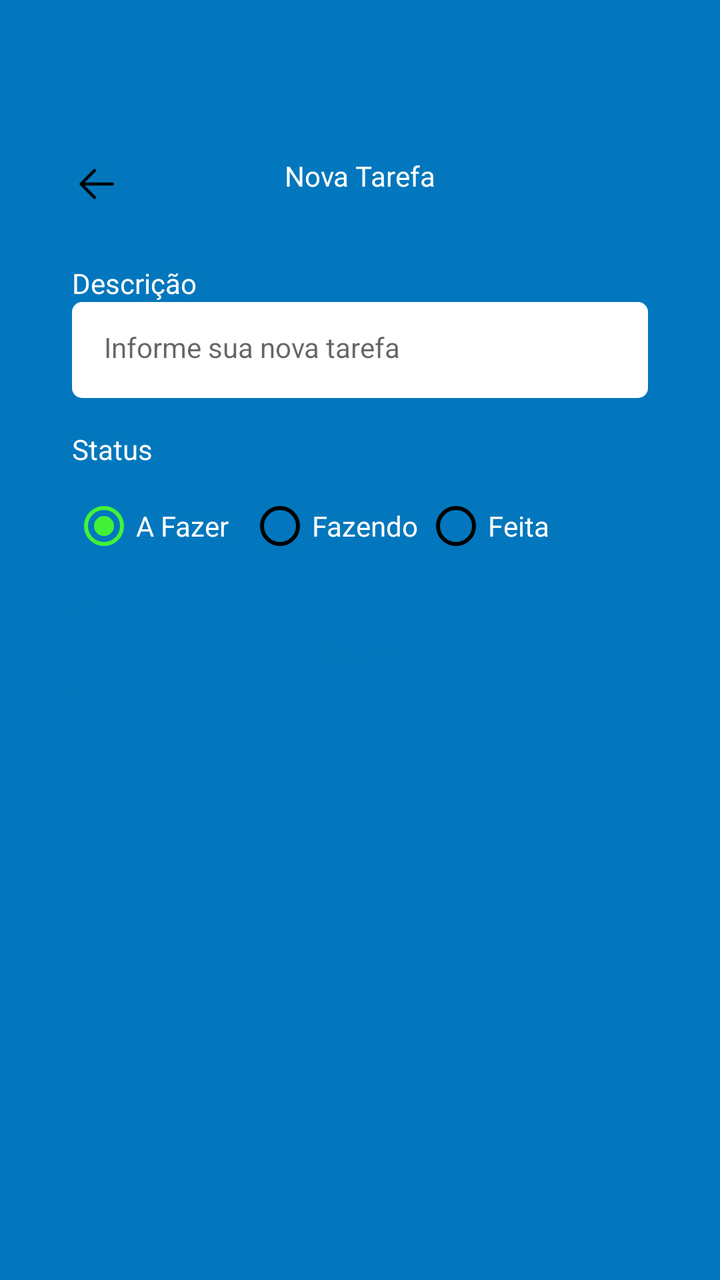
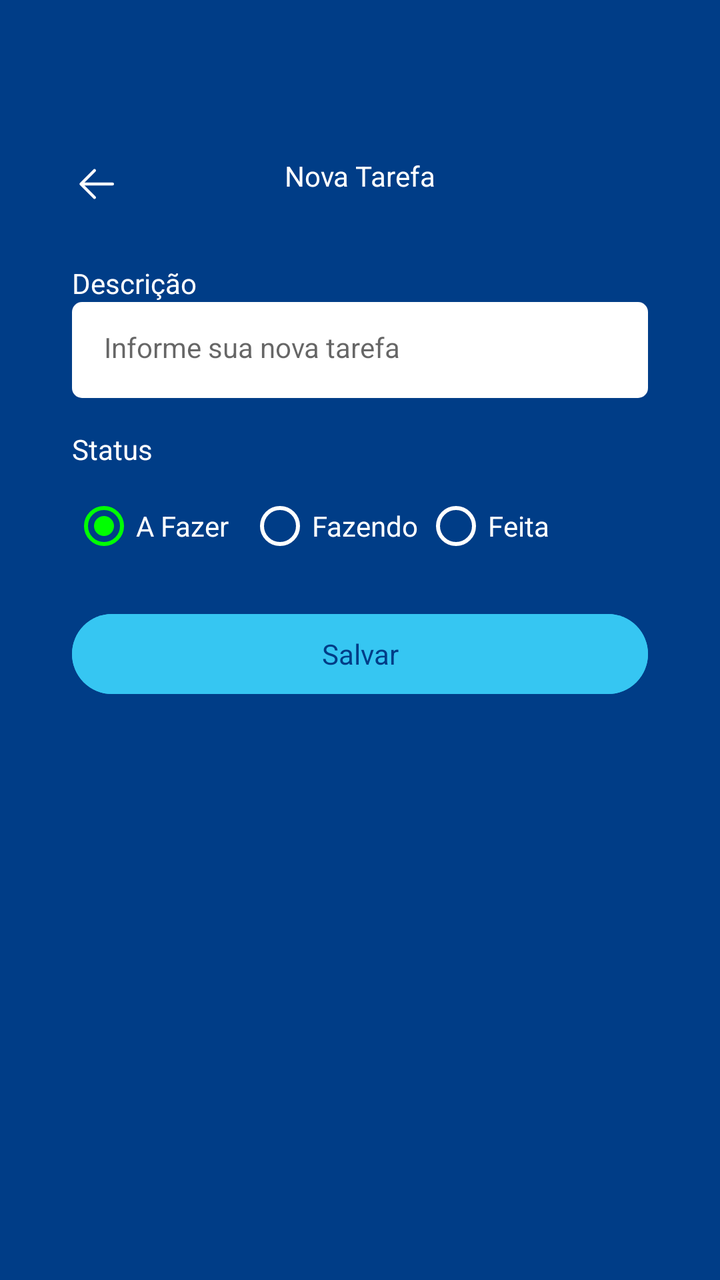

Two renders of the same Android screen: before a commit and after it. Below are the layout's source before the change and the commit's diff.
<!-- AndroidManifest.xml: application theme Theme.Atividade1 -->
<!-- res/layout/fragment_form_task.xml -->
<?xml version="1.0" encoding="utf-8"?>
<ScrollView
    xmlns:android="http://schemas.android.com/apk/res/android"
    xmlns:tools="http://schemas.android.com/tools"
    android:layout_width="match_parent"
    android:layout_height="match_parent"
    xmlns:app="http://schemas.android.com/apk/res-auto"
    tools:context="ui.FormTaskFragment"
    android:padding="20dp"
    android:fillViewport="true">
    <LinearLayout
        android:layout_width="match_parent"
        android:layout_height="wrap_content"
        android:orientation="vertical">

        <com.google.android.material.appbar.MaterialToolbar
            android:layout_width="match_parent"
            android:layout_height="wrap_content"
            android:id="@+id/toolbar"
            app:navigationIcon="@drawable/icback"
            android:paddingTop="40dp">

            <TextView
                android:layout_width="wrap_content"
                android:layout_height="wrap_content"
                android:text="Nova Tarefa"
                android:textColor="@color/white"
                android:layout_gravity="center_horizontal"/>

        </com.google.android.material.appbar.MaterialToolbar>

        <androidx.constraintlayout.widget.ConstraintLayout
            android:layout_width="match_parent"
            android:layout_height="match_parent"
            android:padding="16dp">

            <TextView
                android:id="@+id/textView"
                android:layout_width="wrap_content"
                android:layout_height="wrap_content"
                android:text="Descrição"
                android:textColor="@color/white"
                app:layout_constraintStart_toStartOf="parent"
                app:layout_constraintTop_toTopOf="parent" />

            <EditText
                android:id="@+id/editTextDescricao"
                android:layout_width="match_parent"
                android:layout_height="48dp"
                style="@style/EditTextTheme"
                android:hint="Informe sua nova tarefa"
                app:layout_constraintEnd_toEndOf="parent"
                app:layout_constraintStart_toStartOf="parent"
                app:layout_constraintTop_toBottomOf="@+id/textView"/>
            <TextView
                android:id="@+id/textViewStatus"
                android:layout_width="wrap_content"
                android:layout_height="wrap_content"
                android:layout_marginTop="16dp"
                android:text="Status"
                android:textColor="@color/white"
                app:layout_constraintStart_toStartOf="parent"
                app:layout_constraintTop_toBottomOf="@+id/editTextDescricao" />
            <RadioGroup
                android:layout_width="match_parent"
                android:layout_height="wrap_content"
                android:layout_marginTop="5dp"
                android:orientation="horizontal"
                android:id="@+id/radioGroup"
                app:layout_constraintEnd_toEndOf="parent"
                app:layout_constraintStart_toStartOf="parent"
                app:layout_constraintTop_toBottomOf="@id/textViewStatus">
                <RadioButton
                    android:layout_width="88dp"
                    android:layout_height="48dp"
                    android:id="@+id/rbTodo"
                    android:text="A Fazer"
                    android:checked="true"
                    android:theme="@style/MyRadioButton"
                    android:textColor="@color/white"/>
                <RadioButton
                    android:layout_width="88dp"
                    android:layout_height="48dp"
                    android:buttonTint="@color/black"
                    android:id="@+id/rbDoing"
                    android:text="Fazendo"
                    android:theme="@style/MyRadioButton"
                    android:textColor="@color/white"/>
                <RadioButton
                    android:layout_width="88dp"
                    android:layout_height="48dp"
                    android:buttonTint="@color/black"
                    android:id="@+id/rbDone"
                    android:text="Feita"
                    android:theme="@style/MyRadioButton"
                    android:textColor="@color/white"/>
            </RadioGroup>

            <com.google.android.material.button.MaterialButton
                android:id="@+id/buttonSave"
                android:layout_width="match_parent"
                android:layout_height="wrap_content"
                android:layout_marginTop="16dp"
                android:text="Salvar"
                style="@style/ButtonTheme"
                app:layout_editor_absoluteX="16dp"
                app:layout_editor_absoluteY="221dp"
                app:layout_constraintEnd_toEndOf="parent"
                app:layout_constraintStart_toStartOf="parent"
                app:layout_constraintTop_toBottomOf="@+id/radioGroup"/>

            <ProgressBar
                android:layout_width="wrap_content"
                android:layout_height="wrap_content"
                android:id="@+id/progressBar"
                android:layout_marginTop="8dp"
                android:layout_gravity="center"
                android:indeterminateTint="@color/white"
                android:visibility="invisible"
                tools:layout_editor_absoluteX="152dp"
                tools:layout_editor_absoluteY="278dp"
                tools:visibility="visible"
                app:layout_constraintEnd_toEndOf="parent"
                app:layout_constraintStart_toStartOf="parent"
                app:layout_constraintTop_toBottomOf="@+id/buttonSave"/>

        </androidx.constraintlayout.widget.ConstraintLayout>
    </LinearLayout>

</ScrollView>
<!-- resources referenced by this layout -->
<resources>
  <color name="black">#FF000000</color>
  <color name="white">#FFFFFFFF</color>
  <!-- drawable icback (drawable) -->
  <vector xmlns:android="http://schemas.android.com/apk/res/android"
      android:width="24dp"
      android:height="24dp"
      android:viewportWidth="1024"
      android:viewportHeight="1024">
    <path
        android:pathData="M224,480h640a32,32 0,1 1,0 64H224a32,32 0,0 1,0 -64z"
        android:fillColor="#000000"/>
    <path
        android:pathData="m237.2,512 l265.4,265.3a32,32 0,0 1,-45.3 45.3l-288,-288a32,32 0,0 1,0 -45.3l288,-288a32,32 0,1 1,45.3 45.3L237.2,512z"
        android:fillColor="#000000"/>
  </vector>
  <style name="ButtonTheme" parent="Theme.MaterialComponents.DayNight.NoActionBar">
          <item name="android:background">@drawable/bg_btn</item>
          <item name="android:textAllCaps">false</item>
          <item name="android:textColor">@color/color_default</item>
          <item name="android:backgroundTint">@null</item>
      </style>
  <style name="EditTextTheme" parent="Theme.MaterialComponents.DayNight.NoActionBar">
          <item name="android:background">@drawable/bg_edit_text</item>
          <item name="android:padding">16dp</item>
          <item name="android:textSize">14sp</item>
      </style>
  <style name="MyRadioButton" parent="Theme.AppCompat.Light">
          <item name="colorControlNormal">@color/black</item>
          <item name="colorControlActivated">@color/green</item>
      </style>
  <style name="Theme.Atividade1" parent="Base.Theme.Atividade1" />
  <!-- drawable bg_btn (drawable) -->
  <?xml version="1.0" encoding="utf-8"?>
  <shape xmlns:android="http://schemas.android.com/apk/res/android"
      android:shape="rectangle">
  
      <solid android:color="@color/white"/>
      <corners android:radius="5dp"/>
  
  </shape>
  <color name="color_default">#0277BD</color>
  <!-- drawable bg_edit_text (drawable) -->
  <?xml version="1.0" encoding="utf-8"?>
  <shape xmlns:android="http://schemas.android.com/apk/res/android"
      android:shape="rectangle">
  
      <solid android:color="@color/white"/>
      <corners android:radius="5dp"/>
  
  </shape>
  <color name="green">#42F236</color>
  <style name="Base.Theme.Atividade1" parent="Theme.Material3.DayNight.NoActionBar">
          
          
          <item name="colorPrimary">@color/color_default</item>
          <item name="colorPrimaryVariant">@color/color_default</item>
          <item name="android:windowBackground">@color/color_default</item>
      </style>
</resources>

<!-- the commit's change to res/layout/fragment_form_task.xml (unified diff, before → after) -->
@@ -81,7 +81,6 @@
                 <RadioButton
                     android:layout_width="88dp"
                     android:layout_height="48dp"
-                    android:buttonTint="@color/black"
                     android:id="@+id/rbDoing"
                     android:text="Fazendo"
                     android:theme="@style/MyRadioButton"
@@ -89,7 +88,6 @@
                 <RadioButton
                     android:layout_width="88dp"
                     android:layout_height="48dp"
-                    android:buttonTint="@color/black"
                     android:id="@+id/rbDone"
                     android:text="Feita"
                     android:theme="@style/MyRadioButton"
@@ -114,7 +112,7 @@
                 android:layout_height="wrap_content"
                 android:id="@+id/progressBar"
                 android:layout_marginTop="8dp"
-                android:layout_gravity="center"
+                android:foregroundGravity="center"
                 android:indeterminateTint="@color/white"
                 android:visibility="invisible"
                 tools:layout_editor_absoluteX="152dp"
<!-- resource entries referenced after the edit -->
@@ -1,6 +1,5 @@
 <!-- resources referenced by this layout -->
 <resources>
-  <color name="black">#FF000000</color>
   <color name="white">#FFFFFFFF</color>
   <!-- drawable icback (drawable) -->
   <vector xmlns:android="http://schemas.android.com/apk/res/android"
@@ -10,16 +9,15 @@
       android:viewportHeight="1024">
     <path
         android:pathData="M224,480h640a32,32 0,1 1,0 64H224a32,32 0,0 1,0 -64z"
-        android:fillColor="#000000"/>
+        android:fillColor="@android:color/white"/>
     <path
         android:pathData="m237.2,512 l265.4,265.3a32,32 0,0 1,-45.3 45.3l-288,-288a32,32 0,0 1,0 -45.3l288,-288a32,32 0,1 1,45.3 45.3L237.2,512z"
-        android:fillColor="#000000"/>
+        android:fillColor="@android:color/white"/>
   </vector>
   <style name="ButtonTheme" parent="Theme.MaterialComponents.DayNight.NoActionBar">
-          <item name="android:background">@drawable/bg_btn</item>
           <item name="android:textAllCaps">false</item>
           <item name="android:textColor">@color/color_default</item>
-          <item name="android:backgroundTint">@null</item>
+          <item name="android:backgroundTint">@color/green</item>
       </style>
   <style name="EditTextTheme" parent="Theme.MaterialComponents.DayNight.NoActionBar">
           <item name="android:background">@drawable/bg_edit_text</item>
@@ -27,20 +25,11 @@
           <item name="android:textSize">14sp</item>
       </style>
   <style name="MyRadioButton" parent="Theme.AppCompat.Light">
-          <item name="colorControlNormal">@color/black</item>
-          <item name="colorControlActivated">@color/green</item>
+          <item name="colorControlNormal">@color/white</item>
+          <item name="colorControlActivated">@color/blue</item>
       </style>
   <style name="Theme.Atividade1" parent="Base.Theme.Atividade1" />
-  <!-- drawable bg_btn (drawable) -->
-  <?xml version="1.0" encoding="utf-8"?>
-  <shape xmlns:android="http://schemas.android.com/apk/res/android"
-      android:shape="rectangle">
-  
-      <solid android:color="@color/white"/>
-      <corners android:radius="5dp"/>
-  
-  </shape>
-  <color name="color_default">#0277BD</color>
+  <color name="color_default">#003D87</color>
   <!-- drawable bg_edit_text (drawable) -->
   <?xml version="1.0" encoding="utf-8"?>
   <shape xmlns:android="http://schemas.android.com/apk/res/android"
@@ -50,7 +39,8 @@
       <corners android:radius="5dp"/>
   
   </shape>
-  <color name="green">#42F236</color>
+  <color name="blue">#00FF01</color>
+  <color name="green">#36C6F2</color>
   <style name="Base.Theme.Atividade1" parent="Theme.Material3.DayNight.NoActionBar">
           
           
